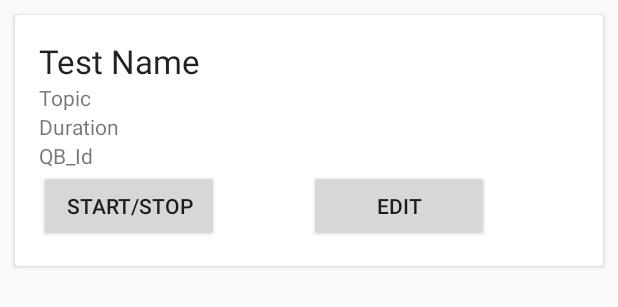
After one commit to DeepanshuLuhach/Quiz-App, an Android app: the layout activity_display_test__list_item.xml on its own in the app's theme, with its tools: preview values and no code run, on a phone screen of 412 x 824 dp. The commit adds this screen. Shown: the top 307 px of the screen. Run offline under Robolectric (Android 15) with nearby library versions, the phone set to English and light mode, and no system bars.

Commit message:
Added recyclerview functionality to DisplayTest activity

```diff
--- a/app/src/main/AndroidManifest.xml
+++ b/app/src/main/AndroidManifest.xml
@@ -31,7 +31,8 @@
         <activity android:name=".ViewTests" />
         <activity android:name=".ViewQuestionBank" />
         <activity android:name=".DisplayQB" />
-        <activity android:name=".DisplayTest"></activity>
+        <activity android:name=".DisplayTest" />
+        <activity android:name=".DisplayTest_ListItem"></activity>
     </application>
 
 </manifest>
--- /dev/null
+++ b/app/src/main/res/layout/activity_display_test__list_item.xml
@@ -0,0 +1,64 @@
+<?xml version="1.0" encoding="utf-8"?>
+<LinearLayout xmlns:android="http://schemas.android.com/apk/res/android"
+    android:layout_width="match_parent"
+    android:orientation="vertical"
+    android:layout_height="wrap_content">
+
+    <android.support.v7.widget.CardView
+        android:layout_margin="10dp"
+        android:layout_width="match_parent"
+        android:layout_height="wrap_content">
+
+        <LinearLayout
+            android:orientation="vertical"
+            android:padding="16dp"
+            android:layout_width="match_parent"
+            android:layout_height="wrap_content">
+
+            <TextView
+                android:layout_width="match_parent"
+                android:layout_height="wrap_content"
+                android:text="Test Name"
+                android:id="@+id/tv_test_name"
+                android:textAppearance="@style/Base.TextAppearance.AppCompat.Large"/>
+
+            <TextView
+                android:layout_width="match_parent"
+                android:layout_height="wrap_content"
+                android:id="@+id/tv_topic"
+                android:text="Topic"/>
+            <TextView
+                android:layout_width="match_parent"
+                android:layout_height="wrap_content"
+                android:id="@+id/tv_duration"
+                android:text="Duration"/>
+            <TextView
+                android:layout_width="match_parent"
+                android:layout_height="wrap_content"
+                android:id="@+id/tv_qb_id"
+                android:text="QB_Id"/>
+            <LinearLayout
+                android:layout_width="match_parent"
+                android:orientation="horizontal"
+                android:layout_height="wrap_content">
+               <Button
+                    android:id="@+id/btn_start_stop"
+                    android:layout_width="120dp"
+                    android:layout_height="wrap_content"
+                    android:text="Start/Stop"
+                    />
+                <Button
+                    android:id="@+id/btn_edit_test"
+                    android:layout_marginStart="60dp"
+                    android:layout_width="120dp"
+                    android:layout_height="wrap_content"
+                    android:text="Edit"
+                    />
+
+            </LinearLayout>
+
+        </LinearLayout>
+
+    </android.support.v7.widget.CardView>
+
+</LinearLayout>
--- a/app/src/main/res/layout/activity_main.xml
+++ b/app/src/main/res/layout/activity_main.xml
@@ -30,7 +30,7 @@
         android:id="@+id/btn_editQB"
         android:layout_width="300dp"
         android:layout_height="60dp"
-        android:text="Edit Question Bank"
+        android:text="View Question Bank"
         android:layout_below="@+id/btn_createQB"
         android:layout_centerHorizontal="true"
         android:layout_marginBottom="30dp"
```
Also changed, not shown: app/src/main/java/com/deepanshu/quiz/DisplayQB.java (+18 -3 lines), app/src/main/java/com/deepanshu/quiz/DisplayTest.java (+124 -0 lines), app/src/main/java/com/deepanshu/quiz/DisplayTest_ListItem.java (added, +46 -0 lines), app/src/main/java/com/deepanshu/quiz/DisplayTest_adapter.java (added, +91 -0 lines), app/src/main/java/com/deepanshu/quiz/MainActivity.java (+7 -0 lines), app/src/main/res/layout/activity_display_test.xml (+8 -3 lines), 41 other files.
